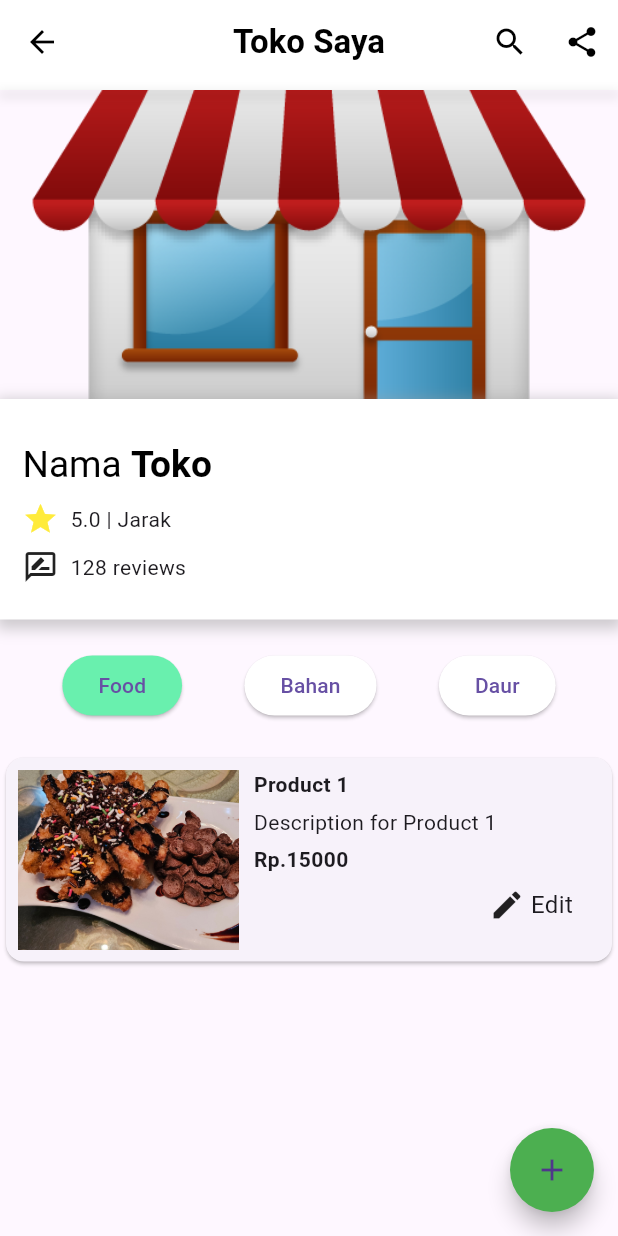
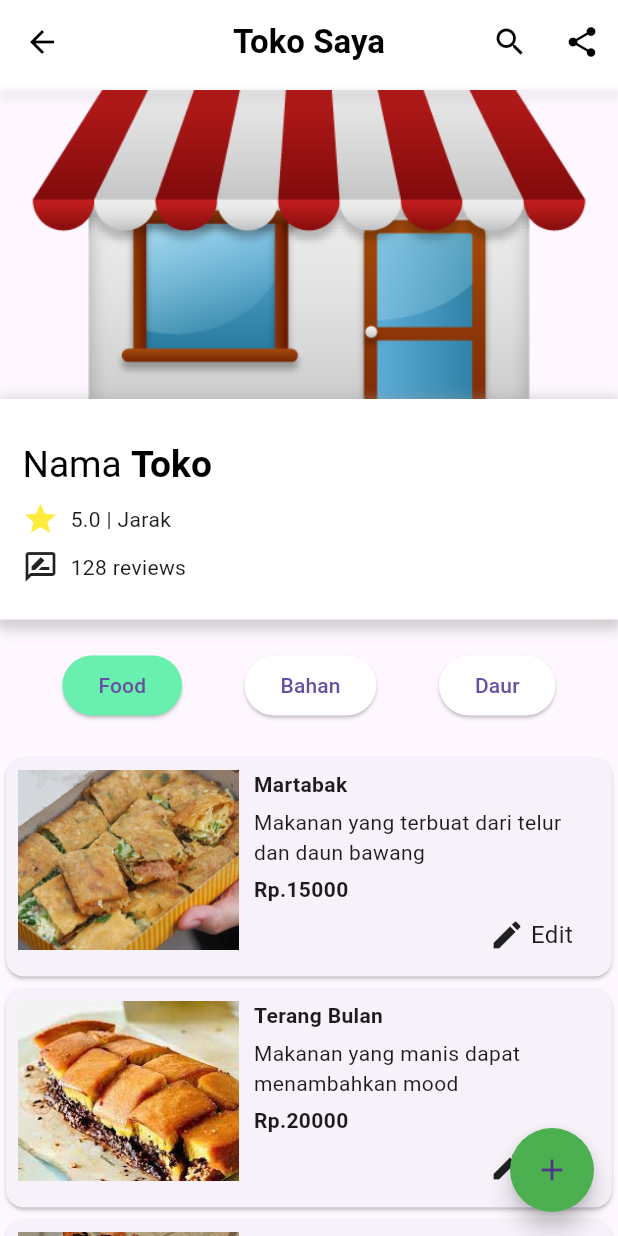
Before and after one commit to angelica1412/ecobites, a Flutter app: the userStorePage screen opened directly, on a phone screen of 412 x 824 dp. Run offline on Flutter 3.47's test engine with Material 3 defaults, Android fonts, the light colour scheme and no system bars; our stand-ins replace cloud_firestore, firebase_auth, firebase_core, get, google_fonts, image_picker; accounts and stored records are empty.

Commit message:
change value of category_button.dart

```diff
--- a/lib/Store.dart
+++ b/lib/Store.dart
@@ -84,7 +84,7 @@ import 'package:ecobites/checkout.dart';
         description: 'Pupuk ini dapat mempercepat pertumbuhan tanaman',
         price: 5000,
         imageURL: 'assets/pupukurea.jpg',
-          category: 'Daur',
+          category: 'Hasil Daur',
 
       ),
       Product(
@@ -92,7 +92,7 @@ import 'package:ecobites/checkout.dart';
         description: 'Bahan ini dapat digunakan sebagai bahan daur pupuk untuk tanaman tomat ',
         price: 7000,
         imageURL: 'assets/rotiberjamur.jpg',
-          category: 'Bahan',
+          category: 'Bahan Daur',
 
       ),
       Product(
@@ -107,7 +107,7 @@ import 'package:ecobites/checkout.dart';
         description: 'Pupuk yang tinggi kualitas karbon',
         price: 1000,
         imageURL: 'assets/pupuk.png',
-          category: 'Daur',
+          category: 'Hasil Daur',
       ),
       Product(
         name: 'Sosis Bakar',
@@ -307,12 +307,12 @@ import 'package:ecobites/checkout.dart';
                       onPressed: _setSelectedCategory,
                     ),
                     CategoryButton(
-                      category: 'Bahan',
+                      category: 'Bahan Daur',
                       selectedCategory: _selectedCategory,
                       onPressed: _setSelectedCategory,
                     ),
                     CategoryButton(
-                      category: 'Daur',
+                      category: 'Hasil Daur',
                       selectedCategory: _selectedCategory,
                       onPressed: _setSelectedCategory,
                     ),
--- a/lib/Widgets/category_button.dart
+++ b/lib/Widgets/category_button.dart
@@ -25,7 +25,10 @@ class CategoryButton extends StatelessWidget {
           return Colors.white;
         }),
       ),
-      child: Text(category),
+      child: Text(
+        category,
+        textAlign: TextAlign.center,
+        ),
     );
   }
 }
--- a/lib/user_store_page.dart
+++ b/lib/user_store_page.dart
@@ -27,53 +27,55 @@ class _StorePageState extends State<userStorePage> {
 
   List<Product> products = [
     Product(
-      name: 'Product 1',
-      description: 'Description for Product 1',
+      name: 'Martabak',
+      description: 'Makanan yang terbuat dari telur dan daun bawang',
       price: 15000,
+      imageURL: 'assets/martabak.jpg',
+      category: 'Food',
+    ),
+    Product(
+      name: 'Terang Bulan',
+      description: 'Makanan yang manis dapat menambahkan mood',
+      price: 20000,
+      imageURL: 'assets/terangbulan.jpg',
+      category: 'Food',
+    ),
+    Product(
+      name: 'Pupuk Urea',
+      description: 'Pupuk ini dapat mempercepat pertumbuhan tanaman',
+      price: 5000,
+      imageURL: 'assets/pupukurea.jpg',
+      category: 'Hasil Daur',
+
+    ),
+    Product(
+      name: 'Roti Berjamur',
+      description: 'Bahan ini dapat digunakan sebagai bahan daur pupuk untuk tanaman tomat ',
+      price: 7000,
+      imageURL: 'assets/rotiberjamur.jpg',
+      category: 'Bahan Daur',
+
+    ),
+    Product(
+      name: 'Pisang Goreng',
+      description: 'Description for Product 2',
+      price: 2000,
       imageURL: 'assets/product1.png',
       category: 'Food',
     ),
     Product(
-      name: 'Product 3',
-      description: 'Description for Product 2',
-      price: 20000,
-      imageURL: 'assets/product2.png',
-      category: 'Bahan',
+      name: 'Pupuk',
+      description: 'Pupuk yang tinggi kualitas karbon',
+      price: 1000,
+      imageURL: 'assets/pupuk.png',
+      category: 'Hasil Daur',
     ),
     Product(
-      name: 'Product 2',
-      description: 'Description for Product 2',
-      price: 5000,
-      imageURL: 'assets/product3.png',
-      category: 'Daur',
-    ),
-    Product(
-      name: 'Product 4',
-      description: 'Description for Product 2',
-      price: 7000,
-      imageURL: 'assets/login.png',
-      category: 'Bahan',
-    ),
-    Product(
-      name: 'Product 4',
-      description: 'Description for Product 2',
-      price: 2000,
-      imageURL: 'assets/login.png',
-      category: 'Daur',
-    ),
-    Product(
-      name: 'Product 4',
-      description: 'Description for Product 2',
-      price: 1000,
-      imageURL: 'assets/login.png',
-      category: 'Daur',
-    ),
-    Product(
-      name: 'Product 4',
-      description: 'Description for Product 2',
+      name: 'Sosis Bakar',
+      description: 'Sosis ini berkhasiat tinggi',
       price: 2305,
-      imageURL: 'assets/login.png',
-      category: 'Daur',
+      imageURL: 'assets/sosis.jpg',
+      category: 'Food',
     ),
     // Add more products as needed
   ];
--- a/lib/voucherPage.dart
+++ b/lib/voucherPage.dart
@@ -30,7 +30,7 @@ class _VoucherPageState extends State<VoucherPage> {
   final TextEditingController _searchController = TextEditingController();
   final List<Voucher> _voucherCodes = [
     Voucher(code: 'VOUCHER123', imageName: 'voucher.png', description: 'Discount 50% Product', deliveryDiscount: 0, productDiscount: 50, maxDiscount: 10000),
-    Voucher(code: 'ECO456', imageName: 'voucher25.png', description: 'Discount 20% Product & 30% Deliveryyyyyyyyyyyyfvdfvfdevdfevyyyyyyy', deliveryDiscount: 30, productDiscount: 20, maxDiscount: 10000),
+    Voucher(code: 'ECO456', imageName: 'voucher25.png', description: 'Discount 20% Product & 30% Delivery', deliveryDiscount: 30, productDiscount: 20, maxDiscount: 10000),
     Voucher(code: 'SAVE50', imageName: 'voucher45.png', description: 'Discount 30% Product', deliveryDiscount: 0, productDiscount: 30, maxDiscount: 20000),
     Voucher(code: 'SPRINGSALE', imageName: 'voucher50.png', description: 'Discount 40% Product', deliveryDiscount: 0, productDiscount: 40, maxDiscount: 10000),
     Voucher(code: 'FREEDELIVERY', imageName: 'voucherchinese.png', description: 'Free Delivery', deliveryDiscount: 100, productDiscount: 0, maxDiscount: 100000),
```
